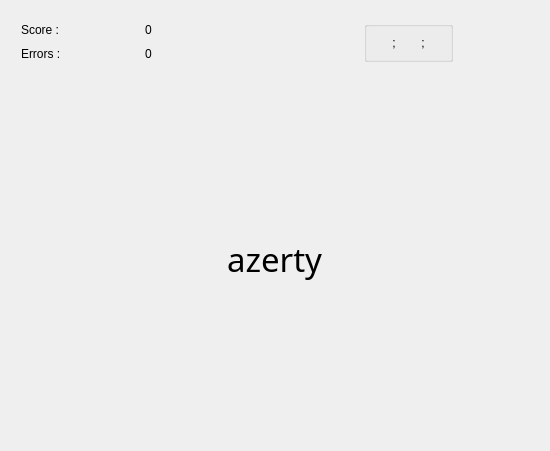
First picture: the form in Src/qcmexercice.ui, repository Aryetis/Obenkyobo, before the edit.
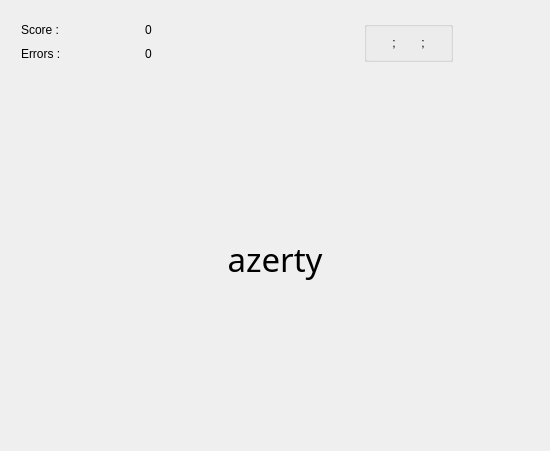
Second picture: the form after the edit.

Commit message: height is f*ed in CorrectFontSize, gridLayout won't expand for some reasons

What changed in the file:
```diff
--- a/Src/qcmexercice.ui
+++ b/Src/qcmexercice.ui
@@ -204,13 +204,21 @@
     </layout>
    </item>
    <item>
-    <layout class="QHBoxLayout" name="GameHorizontalLayout">
-     <item>
-      <layout class="QVBoxLayout" name="GameVerticalLayout">
-       <item>
-        <layout class="QHBoxLayout" name="GuessMeLayout">
+    <layout class="QVBoxLayout" name="verticalLayout_2">
+     <property name="spacing">
+      <number>0</number>
+     </property>
+     <property name="topMargin">
+      <number>0</number>
+     </property>
          <item>
           <widget class="QLabel" name="GuessMe">
+       <property name="sizePolicy">
+        <sizepolicy hsizetype="Preferred" vsizetype="Minimum">
+         <horstretch>0</horstretch>
+         <verstretch>0</verstretch>
+        </sizepolicy>
+       </property>
            <property name="font">
             <font>
              <family>Sans Serif</family>
@@ -225,8 +233,6 @@
            </property>
           </widget>
          </item>
-        </layout>
-       </item>
        <item>
         <layout class="QGridLayout" name="EntriesGridLayout" rowstretch="0" columnstretch="0">
          <property name="sizeConstraint">
@@ -248,10 +254,8 @@
           <number>0</number>
          </property>
          <property name="verticalSpacing">
-          <number>6</number>
-         </property>
-        </layout>
-       </item>
+        <number>5</number>
+       </property>
       </layout>
      </item>
     </layout>
```
Lines whose indentation alone changed are shown as unchanged. The commit also changes 1 other file.
